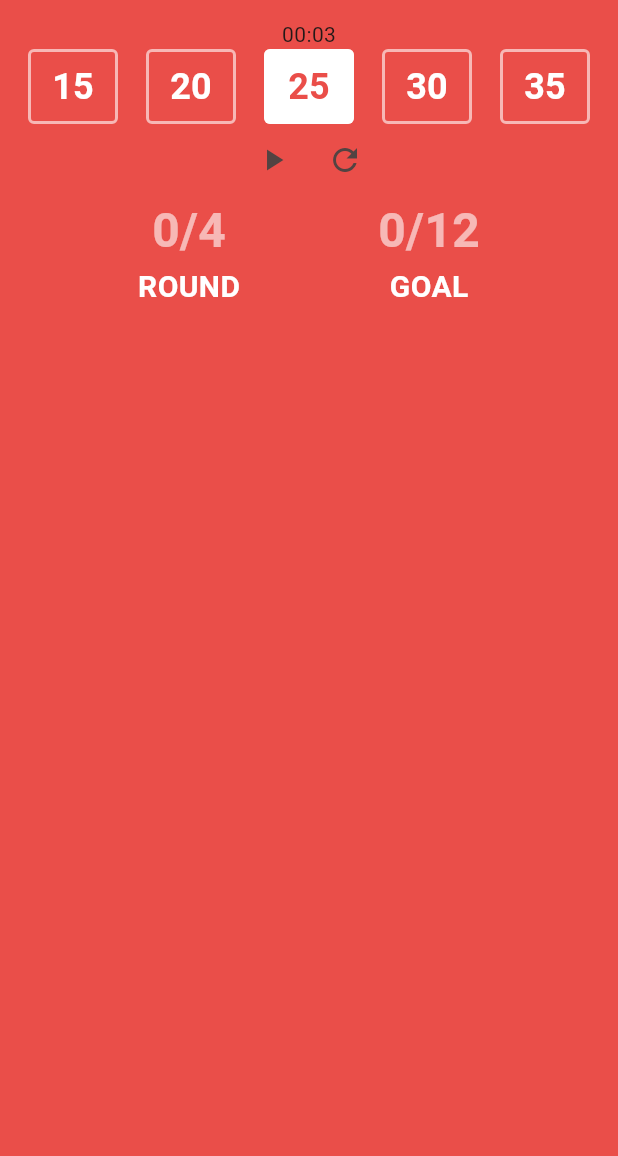
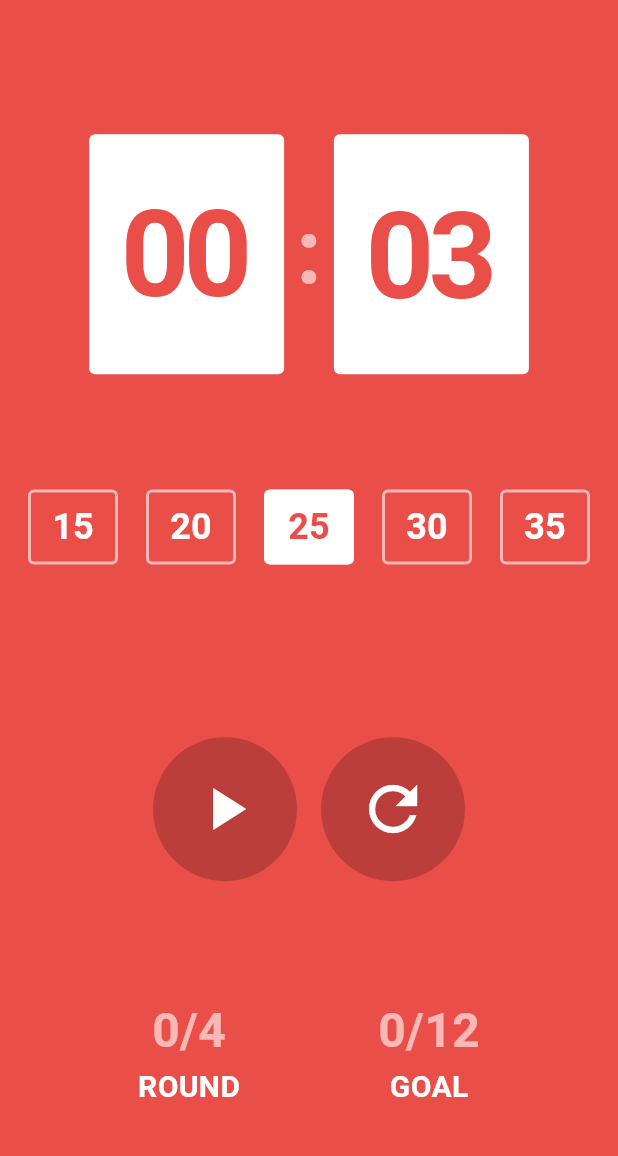
Before and after one commit to 0407chan/flutter_challenge_pomodoro, a Flutter app: the screen it shows after launch, on a phone screen of 412 x 824 dp, the part 65-1221 px from its top. Run offline on Flutter 3.47's test engine with Material 3 defaults, Android fonts, the phone set to English and light mode, and no system bars; Roboto replaces fonts that are missing (pretendard).

Commit message:
feat: 레이아웃 조정, 스타일 조정

```diff
--- a/lib/screens/pomodoro_screen.dart
+++ b/lib/screens/pomodoro_screen.dart
@@ -2,6 +2,7 @@ import 'dart:async';
 
 import 'package:flutter/material.dart';
 import 'package:pomodoro/components/time_select_button.dart';
+import 'package:pomodoro/components/timer_button.dart';
 import 'package:pomodoro/constants/color.dart';
 
 const int MINUTES = 1;
@@ -106,19 +107,70 @@ class _PomodoroScreenState extends State<PomodoroScreen> {
         backgroundColor: AppColors.primary,
         foregroundColor: AppColors.white,
       ),
-      body: Column(
+      body: LayoutBuilder(
+        builder: (BuildContext context, BoxConstraints constraints) {
+          return Column(
             children: [
-          // timer
+              SizedBox(height: constraints.maxHeight * 0.1),
+              // 타이머
               Row(
                 mainAxisAlignment: MainAxisAlignment.center,
                 children: [
-              Text(getHours(timer)),
-              const Text(':'),
-              Text(getMinutes(timer)),
+                  Container(
+                    width: 130,
+                    decoration: BoxDecoration(
+                      color: AppColors.white,
+                      borderRadius: BorderRadius.circular(4),
+                    ),
+                    height: 160,
+                    alignment: Alignment.center,
+                    child: Text(
+                      getHours(timer),
+                      style: const TextStyle(
+                        color: AppColors.primary,
+                        fontWeight: FontWeight.bold,
+                        letterSpacing: -4,
+                        fontSize: 80,
+                      ),
+                    ),
+                  ),
+                  const SizedBox(width: 8),
+                  const Text(
+                    ':',
+                    style: TextStyle(
+                      color: AppColors.whiteSecondary,
+                      fontWeight: FontWeight.bold,
+                      fontSize: 60,
+                    ),
+                  ),
+                  const SizedBox(width: 8),
+                  Container(
+                    width: 130,
+                    height: 160,
+                    alignment: Alignment.center,
+                    decoration: BoxDecoration(
+                      color: AppColors.white,
+                      borderRadius: BorderRadius.circular(4),
+                    ),
+                    padding: const EdgeInsets.symmetric(
+                      horizontal: 12,
+                      vertical: 24,
+                    ),
+                    child: Text(
+                      getMinutes(timer),
+                      style: const TextStyle(
+                        color: AppColors.primary,
+                        fontWeight: FontWeight.bold,
+                        letterSpacing: -4,
+                        fontSize: 80,
+                      ),
+                    ),
+                  ),
                 ],
               ),
 
-          // timer selector
+              SizedBox(height: constraints.maxHeight * 0.1),
+              // 타이머 선택기
               Row(
                 mainAxisAlignment: MainAxisAlignment.spaceEvenly,
                 children: [
@@ -133,25 +185,25 @@ class _PomodoroScreenState extends State<PomodoroScreen> {
                 ],
               ),
 
-          // timer buttons
+              SizedBox(height: constraints.maxHeight * 0.15),
+              // 타이머 버튼
               Row(
                 mainAxisAlignment: MainAxisAlignment.center,
                 children: [
+                  TimerButton(
+                    onPressed: isRunning ? stopTimer : startTimer,
+                    icon: isRunning ? Icons.pause : Icons.play_arrow,
+                  ),
+                  const SizedBox(width: 16),
                   if (!isRunning)
-                IconButton(
-                  onPressed: startTimer,
-                  icon: const Icon(Icons.play_arrow),
-                ),
-              if (isRunning)
-                IconButton(onPressed: stopTimer, icon: const Icon(Icons.pause)),
-              if (!isRunning)
-                IconButton(
+                    TimerButton(
                       onPressed: resetTimer,
-                  icon: const Icon(Icons.refresh),
+                      icon: Icons.refresh,
                     ),
                 ],
               ),
-          // timer status
+              SizedBox(height: constraints.maxHeight * 0.1),
+              // 타이머 상태
               Row(
                 mainAxisAlignment: MainAxisAlignment.spaceEvenly,
                 children: [
@@ -197,7 +249,10 @@ class _PomodoroScreenState extends State<PomodoroScreen> {
                   ),
                 ],
               ),
+              const Spacer(),
             ],
+          );
+        },
       ),
     );
   }
```
Lines whose indentation alone changed are shown as unchanged.
